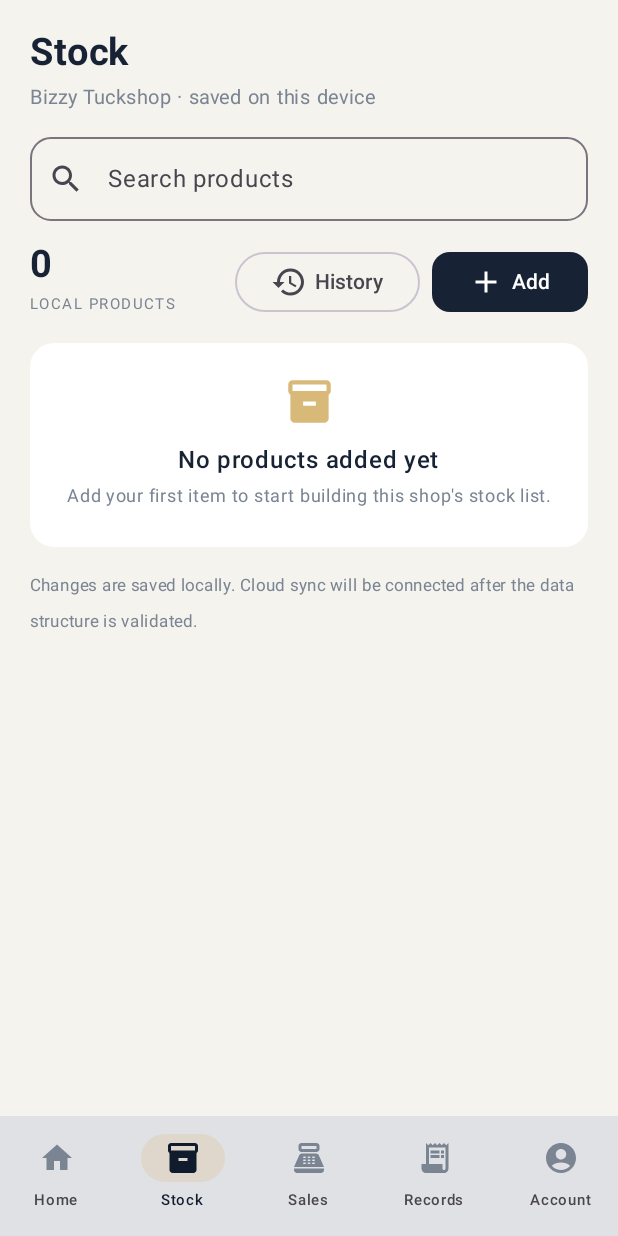
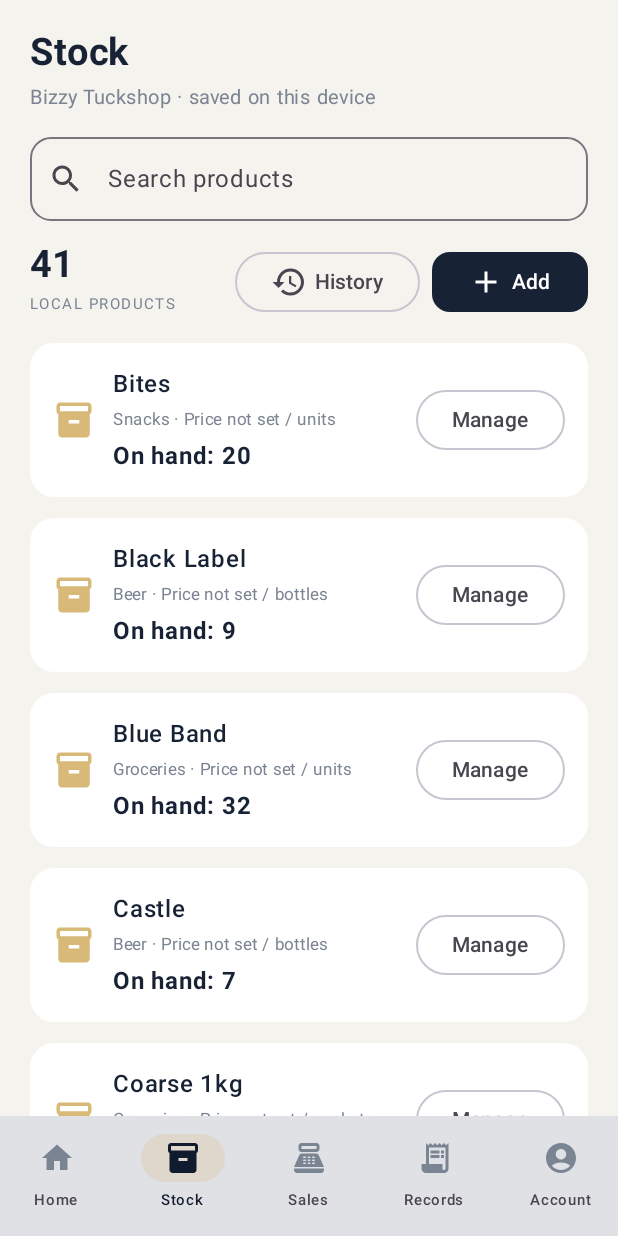
Before and after one commit to icetrextrades-pixel/Inventory-Tracker, an Android app built with Jetpack Compose: the screen it shows after launch (MainActivity), item 2 of the bottom bar chosen, on a phone screen of 412 x 824 dp. Run offline under Robolectric (Android 15) with nearby library versions, the phone set to English and light mode, and no system bars; our stand-ins replace Room's generated code.

Commit message:
Automatically load audited Bizzy opening stock

```diff
--- a/android/app/src/main/java/zw/co/mutowei/app/InventoryScreen.kt
+++ b/android/app/src/main/java/zw/co/mutowei/app/InventoryScreen.kt
@@ -19,6 +19,7 @@ import androidx.compose.ui.text.font.FontWeight
 import androidx.compose.ui.unit.dp
 import androidx.compose.ui.unit.sp
 import kotlinx.coroutines.launch
+import zw.co.mutowei.app.data.BizzyAuditCatalogue
 import zw.co.mutowei.app.data.DatabaseProvider
 import zw.co.mutowei.app.data.ProductEntity
 import zw.co.mutowei.app.data.ProductPackageEntity
@@ -38,6 +39,7 @@ fun InventoryScreen(shop: Shop, padding: PaddingValues) {
     val products by dao.observeProducts(shop.id).collectAsState(initial = emptyList())
     val movements by dao.observeMovements(shop.id).collectAsState(initial = emptyList())
     val scope = rememberCoroutineScope()
+    LaunchedEffect(shop) { if (shop == Shop.BIZZY) BizzyAuditCatalogue.seed(dao) }
     var search by remember { mutableStateOf("") }
     var showAdd by remember { mutableStateOf(false) }
     var showHistory by remember { mutableStateOf(false) }
@@ -98,7 +100,8 @@ fun InventoryScreen(shop: Shop, padding: PaddingValues) {
                         Icon(Icons.Default.Inventory2, null, tint = StockGold, modifier = Modifier.size(28.dp))
                         Column(Modifier.weight(1f).padding(start = 12.dp)) {
                             Text(product.name, fontWeight = FontWeight.SemiBold, color = StockInk)
-                            Text("${product.category} · ${product.sellingPriceMinor / 100}.${(product.sellingPriceMinor % 100).toString().padStart(2, '0')} / ${product.baseUnit}", fontSize = 11.sp, color = StockMuted)
+                            val priceLabel = if (product.sellingPriceMinor == 0L) "Price not set" else "$" + product.sellingPriceMinor / 100 + "." + (product.sellingPriceMinor % 100).toString().padStart(2, '0')
+                            Text("${product.category} · $priceLabel / ${product.baseUnit}", fontSize = 11.sp, color = StockMuted)
                             Text("On hand: ${product.quantityOnHand}", fontWeight = FontWeight.Bold, color = if (product.lowStockThreshold != null && product.quantityOnHand <= product.lowStockThreshold) Color(0xFFB94A48) else StockInk)
                         }
                         OutlinedButton(onClick = { selectedProduct = product }) { Text("Manage") }
```
